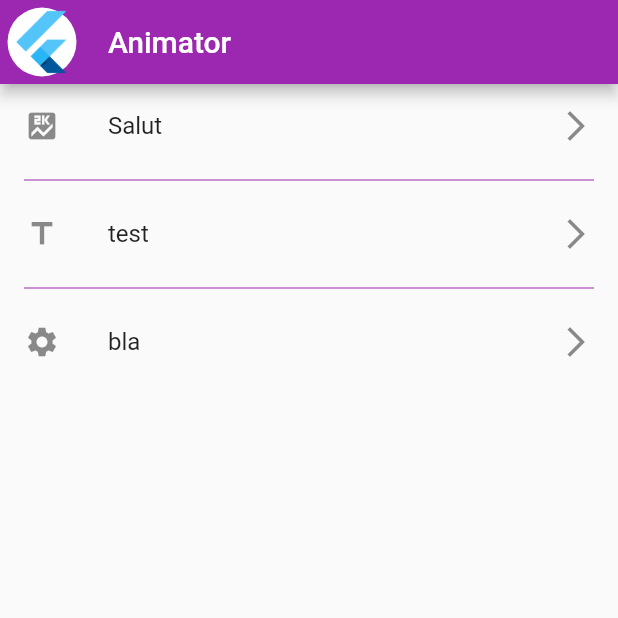
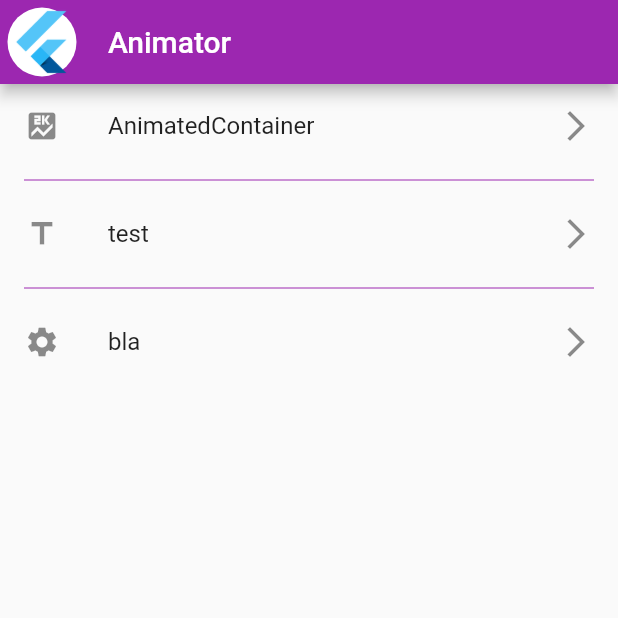
Before and after one commit to YannMancel/animator, a Flutter app: the screen it shows after launch, on a phone screen of 412 x 824 dp, the top half of it. Run offline on Flutter 3.47's test engine with Material 2 defaults, Android fonts, the phone set to English and light mode, and no system bars.

Commit message:
Add animated_container.dart

```diff
--- a/lib/data_layer/data.dart
+++ b/lib/data_layer/data.dart
@@ -1,10 +1,14 @@
 import 'package:animator/data_layer/section.dart';
+import 'package:animator/ui_layer/animations/animated_container.dart';
 import 'package:flutter/material.dart';
 
 // -- Animations --
 
 final animations = <Section> [
-  Section(title: "Salut", icon: Icons.score, destination: Container(color: Colors.red)),
+  Section(
+      title: "AnimatedContainer",
+      icon: Icons.score,
+      destination: AnimatedContainerWidget()),
   Section(title: "test", icon: Icons.title, destination: Container(color: Colors.blue)),
   Section(title: "bla", icon: Icons.settings, destination: Container(color: Colors.green))
 ];
--- a/lib/main.dart
+++ b/lib/main.dart
@@ -1,4 +1,4 @@
-import 'package:animator/ui_layer/root_app.dart';
+import 'package:animator/ui_layer/pages/root_app.dart';
 import 'package:flutter/material.dart';
 
 void main() => runApp(RootApp());
--- a/lib/ui_layer/root_app.dart
+++ b/lib/ui_layer/pages/root_app.dart
@@ -1,4 +1,4 @@
-import 'package:animator/ui_layer/home_page.dart';
+import 'package:animator/ui_layer/pages/home_page.dart';
 import 'package:flutter/material.dart';
 
 /// A [StatelessWidget] subclass.
```
Also changed, not shown: lib/ui_layer/animations/animated_container.dart (added, +45 -0 lines), lib/ui_layer/pages/home_page.dart (renamed from lib/ui_layer/home_page.dart).
